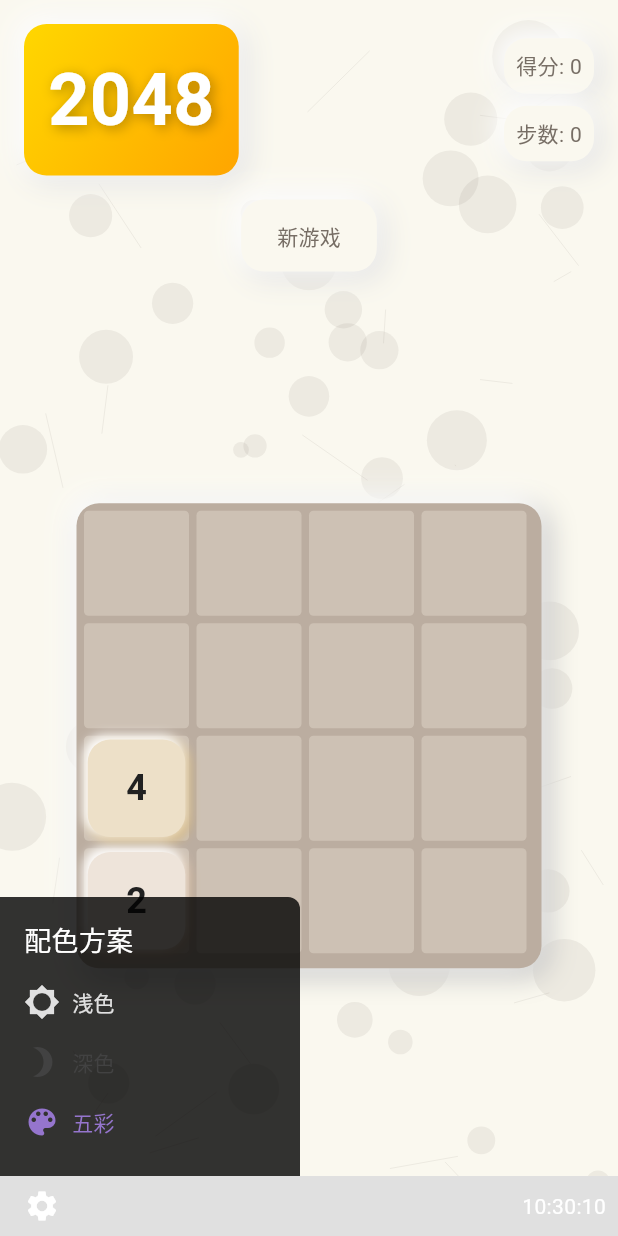
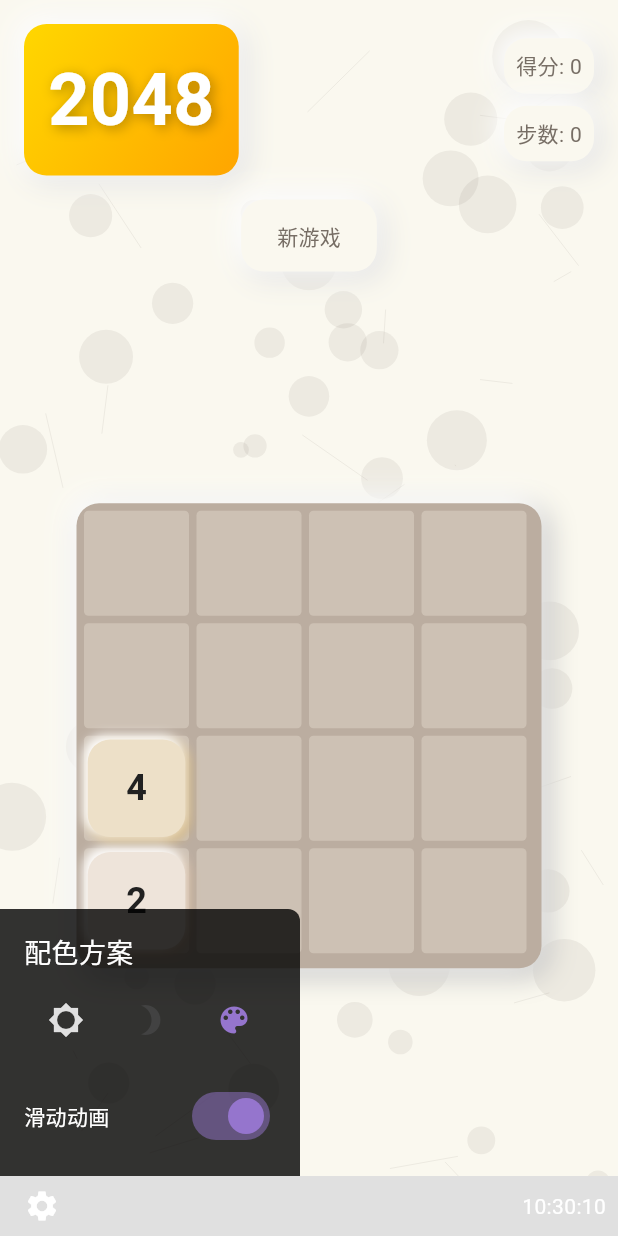
Before and after one commit to AiGenApps/2048, a Flutter app: the screen it shows after launch, after a tap on "新游戏", after a tap on the "settings" icon, on a phone screen of 412 x 824 dp. Run offline on Flutter 3.47's test engine with Material 3 defaults, Android fonts, the phone set to English and light mode, and no system bars.

Commit message:
调整项目性能

```diff
--- /dev/null
+++ b/lib/color_scheme_menu.dart
@@ -0,0 +1,130 @@
+import 'package:flutter/material.dart';
+import 'game_page.dart'; // 导入 CustomColorScheme
+
+class SettingMenu extends StatelessWidget {
+  final Function(CustomColorScheme) onColorSchemeChanged;
+  final CustomColorScheme currentColorScheme;
+  final bool isAnimationEnabled;
+  final Function(bool) onAnimationToggled;
+  final VoidCallback onClose; // 新增关闭回调
+
+  const SettingMenu({
+    super.key,
+    required this.onColorSchemeChanged,
+    required this.currentColorScheme,
+    required this.isAnimationEnabled,
+    required this.onAnimationToggled,
+    required this.onClose, // 新增参数
+  });
+
+  @override
+  Widget build(BuildContext context) {
+    return Stack(
+      children: [
+        // 添加一个全屏的透明GestureDetector
+        Positioned.fill(
+          child: GestureDetector(
+            onTap: onClose,
+            child: Container(
+              color: Colors.transparent,
+            ),
+          ),
+        ),
+        // 原有的SettingMenu
+        Positioned(
+          left: 0,
+          bottom: 40,
+          child: Container(
+            width: 200,
+            padding: EdgeInsets.all(16),
+            decoration: BoxDecoration(
+              color: Colors.black.withOpacity(0.8),
+              borderRadius: BorderRadius.only(
+                topRight: Radius.circular(8),
+              ),
+            ),
+            child: Column(
+              crossAxisAlignment: CrossAxisAlignment.start,
+              mainAxisSize: MainAxisSize.min,
+              children: [
+                Text(
+                  '配色方案',
+                  style: TextStyle(color: Colors.white, fontSize: 18),
+                ),
+                SizedBox(height: 8),
+                Row(
+                  mainAxisAlignment: MainAxisAlignment.spaceAround,
+                  children: [
+                    IconButton(
+                      icon: Icon(Icons.brightness_5, color: Colors.grey[300]),
+                      onPressed: () =>
+                          onColorSchemeChanged(CustomColorScheme.light),
+                    ),
+                    IconButton(
+                      icon: Icon(Icons.brightness_3, color: Colors.grey[800]),
+                      onPressed: () =>
+                          onColorSchemeChanged(CustomColorScheme.dark),
+                    ),
+                    IconButton(
+                      icon:
+                          Icon(Icons.color_lens, color: Colors.deepPurple[300]),
+                      onPressed: () =>
+                          onColorSchemeChanged(CustomColorScheme.colorful),
+                    ),
+                  ],
+                ),
+                SizedBox(height: 16),
+                Row(
+                  mainAxisAlignment: MainAxisAlignment.spaceBetween,
+                  children: [
+                    Text(
+                      '滑动动画',
+                      style: TextStyle(color: Colors.white),
+                    ),
+                    Switch(
+                      value: isAnimationEnabled,
+                      onChanged: onAnimationToggled,
+                      activeColor: Colors.deepPurple[300],
+                    ),
+                  ],
+                ),
+              ],
+            ),
+          ),
+        ),
+      ],
+    );
+  }
+}
+
+class StartMenuItem extends StatelessWidget {
+  final IconData icon;
+  final String label;
+  final VoidCallback onTap;
+  final Color color;
+
+  const StartMenuItem({
+    Key? key,
+    required this.icon,
+    required this.label,
+    required this.onTap,
+    required this.color,
+  }) : super(key: key);
+
+  @override
+  Widget build(BuildContext context) {
+    return InkWell(
+      onTap: onTap,
+      child: Padding(
+        padding: const EdgeInsets.symmetric(vertical: 8.0),
+        child: Row(
+          children: [
+            Icon(icon, color: color),
+            SizedBox(width: 8),
+            Text(label, style: TextStyle(color: color)),
+          ],
+        ),
+      ),
+    );
+  }
+}
--- a/lib/game_page.dart
+++ b/lib/game_page.dart
@@ -4,6 +4,7 @@ import 'tile.dart';
 import 'animated_tile.dart';
 import 'game_logic.dart';
 import 'background_painter.dart';
+import 'color_scheme_menu.dart';
 
 // 将 ColorScheme 重命名为 CustomColorScheme
 enum CustomColorScheme { light, dark, colorful }
@@ -25,6 +26,7 @@ class _GamePageState extends State<GamePage> with TickerProviderStateMixin {
   CustomColorScheme currentColorScheme = CustomColorScheme.light;
 
   bool isStartMenuOpen = false;
+  bool isAnimationEnabled = true;
 
   void toggleStartMenu() {
     setState(() {
@@ -78,8 +80,10 @@ class _GamePageState extends State<GamePage> with TickerProviderStateMixin {
         oldScore != gameLogic.score || !_tilesEqual(oldTiles, newTiles);
 
     if (changed) {
-      gameLogic.addNewTile(); // 添加这一行来生成新的方块
-      _controller.forward(from: 0.0);
+      gameLogic.addNewTile();
+      if (isAnimationEnabled) {
+        _controller.forward(from: 0.0);
+      }
       setState(() {});
 
       if (gameLogic.isGameOver() && !isGameOverDialogShowing) {
@@ -131,6 +135,13 @@ class _GamePageState extends State<GamePage> with TickerProviderStateMixin {
   void changeColorScheme(CustomColorScheme scheme) {
     setState(() {
       currentColorScheme = scheme;
+      closeStartMenu();
+    });
+  }
+
+  void toggleAnimation(bool value) {
+    setState(() {
+      isAnimationEnabled = value;
     });
   }
 
@@ -196,13 +207,13 @@ class _GamePageState extends State<GamePage> with TickerProviderStateMixin {
       boxShadow: [
         BoxShadow(
           color: shadowColor,
-          offset: Offset(4, 4),
+          offset: const Offset(4, 4),
           blurRadius: 15,
           spreadRadius: 1,
         ),
         BoxShadow(
           color: highlightColor,
-          offset: Offset(-4, -4),
+          offset: const Offset(-4, -4),
           blurRadius: 15,
           spreadRadius: 1,
         ),
@@ -217,13 +228,13 @@ class _GamePageState extends State<GamePage> with TickerProviderStateMixin {
       boxShadow: [
         BoxShadow(
           color: boardShadowColor,
-          offset: Offset(4, 4),
+          offset: const Offset(4, 4),
           blurRadius: 15,
           spreadRadius: 1,
         ),
         BoxShadow(
           color: boardHighlightColor,
-          offset: Offset(-4, -4),
+          offset: const Offset(-4, -4),
           blurRadius: 15,
           spreadRadius: 1,
         ),
@@ -323,7 +334,7 @@ class _GamePageState extends State<GamePage> with TickerProviderStateMixin {
               painter: BackgroundPainter(
                 color: currentColorScheme == CustomColorScheme.dark
                     ? Colors.white
-                    : Color(0xFF776E65),
+                    : const Color(0xFF776E65),
               ),
               size: Size.infinite,
             ),
@@ -338,11 +349,10 @@ class _GamePageState extends State<GamePage> with TickerProviderStateMixin {
                           mainAxisAlignment: MainAxisAlignment.spaceBetween,
                           children: [
                             Container(
-                              padding: EdgeInsets.all(16),
+                              padding: const EdgeInsets.all(16),
                               decoration: neumorphicDecoration.copyWith(
-                                color:
-                                    logoBackgroundColor, // 使用 logoBackgroundColor
-                                gradient: LinearGradient(
+                                color: logoBackgroundColor,
+                                gradient: const LinearGradient(
                                   begin: Alignment.topLeft,
                                   end: Alignment.bottomRight,
                                   colors: [
@@ -351,7 +361,7 @@ class _GamePageState extends State<GamePage> with TickerProviderStateMixin {
                                   ],
                                 ),
                               ),
-                              child: Text(
+                              child: const Text(
                                 '2048',
                                 style: TextStyle(
                                   fontSize: 48,
@@ -360,7 +370,7 @@ class _GamePageState extends State<GamePage> with TickerProviderStateMixin {
                                   shadows: [
                                     Shadow(
                                       blurRadius: 10.0,
-                                      color: Colors.black.withOpacity(0.3),
+                                      color: Color(0x4D000000),
                                       offset: Offset(2.0, 2.0),
                                     ),
                                   ],
@@ -371,27 +381,29 @@ class _GamePageState extends State<GamePage> with TickerProviderStateMixin {
                               crossAxisAlignment: CrossAxisAlignment.end,
                               children: [
                                 Container(
-                                  padding: EdgeInsets.all(8),
+                                  padding: const EdgeInsets.all(8),
                                   decoration: neumorphicDecoration,
                                   child: Text(
                                     '得分: ${gameLogic.score}',
-                                    style: TextStyle(color: Color(0xFF776E65)),
+                                    style: const TextStyle(
+                                        color: Color(0xFF776E65)),
                                   ),
                                 ),
-                                SizedBox(height: 8),
+                                const SizedBox(height: 8),
                                 Container(
-                                  padding: EdgeInsets.all(8),
+                                  padding: const EdgeInsets.all(8),
                                   decoration: neumorphicDecoration,
                                   child: Text(
                                     '步数: ${gameLogic.steps}',
-                                    style: TextStyle(color: Color(0xFF776E65)),
+                                    style: const TextStyle(
+                                        color: Color(0xFF776E65)),
                                   ),
                                 ),
                               ],
                             ),
                           ],
                         ),
-                        SizedBox(height: 16),
+                        const SizedBox(height: 16),
                         Container(
                           decoration: neumorphicDecoration,
                           child: ElevatedButton(
@@ -402,15 +414,15 @@ class _GamePageState extends State<GamePage> with TickerProviderStateMixin {
                                 gameLogic.addNewTile();
                               });
                             },
-                            child: Text('新游戏'),
                             style: ElevatedButton.styleFrom(
                               backgroundColor: backgroundColor,
-                              foregroundColor: Color(0xFF776E65),
+                              foregroundColor: const Color(0xFF776E65),
                               elevation: 0,
                               shape: RoundedRectangleBorder(
                                 borderRadius: BorderRadius.circular(15),
                               ),
                             ),
+                            child: const Text('新游戏'),
                           ),
                         ),
                       ],
@@ -418,11 +430,11 @@ class _GamePageState extends State<GamePage> with TickerProviderStateMixin {
                   ),
                 ),
                 Expanded(
-                  child: RawKeyboardListener(
+                  child: KeyboardListener(
                     focusNode: _focusNode,
                     autofocus: true,
-                    onKey: (RawKeyEvent event) {
-                      if (event is RawKeyDownEvent) {
+                    onKeyEvent: (KeyEvent event) {
+                      if (event is KeyDownEvent) {
                         switch (event.logicalKey) {
                           case LogicalKeyboardKey.arrowLeft:
                           case LogicalKeyboardKey.keyA:
@@ -447,7 +459,7 @@ class _GamePageState extends State<GamePage> with TickerProviderStateMixin {
                       child: Container(
                         width: 310,
                         height: 310,
-                        padding: EdgeInsets.all(5),
+                        padding: const EdgeInsets.all(5),
                         decoration: neumorphicBoardDecoration,
                         child: Center(
                           child: SizedBox(
@@ -503,12 +515,26 @@ class _GamePageState extends State<GamePage> with TickerProviderStateMixin {
               ],
             ),
             if (isStartMenuOpen)
-              StartMenu(
-                onColorSchemeChanged: (scheme) {
-                  changeColorScheme(scheme);
-                  closeStartMenu();
+              GestureDetector(
+                onTap: () {
+                  setState(() {
+                    isStartMenuOpen = false;
+                  });
                 },
-                currentColorScheme: currentColorScheme,
+                child: Container(
+                  color: Colors.transparent,
+                  child: SettingMenu(
+                    onColorSchemeChanged: changeColorScheme,
+                    currentColorScheme: currentColorScheme,
+                    isAnimationEnabled: isAnimationEnabled,
+                    onAnimationToggled: toggleAnimation,
+                    onClose: () {
+                      setState(() {
+                        isStartMenuOpen = false;
+                      });
+                    },
+                  ),
+                ),
               ),
           ],
         ),
@@ -535,11 +561,11 @@ class TaskBar extends StatelessWidget {
       child: Row(
         children: [
           Padding(
-            padding: EdgeInsets.only(left: 8),
+            padding: const EdgeInsets.only(left: 8),
             child: StartButton(onPressed: onStartButtonPressed),
           ),
-          Expanded(child: Container()),
-          Padding(
+          const Expanded(child: SizedBox()),
+          const Padding(
             padding: EdgeInsets.only(right: 8),
             child: Clock(),
           ),
@@ -559,8 +585,8 @@ class StartButton extends StatelessWidget {
     return GestureDetector(
       onTap: onPressed,
       child: Container(
-        padding: EdgeInsets.all(8),
-        child: Icon(
+        padding: const EdgeInsets.all(8),
+        child: const Icon(
           Icons.settings,
           color: Colors.white,
           size: 24,
@@ -576,106 +602,13 @@ class Clock extends StatelessWidget {
   @override
   Widget build(BuildContext context) {
     return StreamBuilder(
-      stream: Stream.periodic(Duration(seconds: 1)),
+      stream: Stream.periodic(const Duration(seconds: 1)),
       builder: (context, snapshot) {
         return Text(
           '${DateTime.now().hour.toString().padLeft(2, '0')}:${DateTime.now().minute.toString().padLeft(2, '0')}:${DateTime.now().second.toString().padLeft(2, '0')}',
-          style: TextStyle(color: Colors.white),
+          style: const TextStyle(color: Colors.white),
         );
       },
-    );
-  }
-}
-
-class StartMenu extends StatelessWidget {
-  final Function(CustomColorScheme) onColorSchemeChanged;
-  final CustomColorScheme currentColorScheme;
-
-  const StartMenu({
-    Key? key,
-    required this.onColorSchemeChanged,
-    required this.currentColorScheme,
-  }) : super(key: key);
-
-  @override
-  Widget build(BuildContext context) {
-    return Positioned(
-      left: 0,
-      bottom: 40,
-      child: GestureDetector(
-        onTap: () {},
-        child: Container(
-          width: 200,
-          padding: EdgeInsets.all(16),
-          decoration: BoxDecoration(
-            color: Colors.black.withOpacity(0.8),
-            borderRadius: BorderRadius.only(
-              topRight: Radius.circular(8),
-            ),
-          ),
-          child: Column(
-            crossAxisAlignment: CrossAxisAlignment.start,
-            mainAxisSize: MainAxisSize.min,
-            children: [
-              Text(
-                '配色方案',
-                style: TextStyle(color: Colors.white, fontSize: 18),
-              ),
-              SizedBox(height: 8),
-              StartMenuItem(
-                icon: Icons.brightness_5,
-                label: '浅色',
-                onTap: () => onColorSchemeChanged(CustomColorScheme.light),
-                color: Colors.grey[300]!,
-              ),
-              StartMenuItem(
-                icon: Icons.brightness_3,
-                label: '深色',
-                onTap: () => onColorSchemeChanged(CustomColorScheme.dark),
-                color: Colors.grey[800]!,
-              ),
-              StartMenuItem(
-                icon: Icons.color_lens,
-                label: '五彩',
-                onTap: () => onColorSchemeChanged(CustomColorScheme.colorful),
-                color: Colors.deepPurple[300]!,
-              ),
-            ],
-          ),
-        ),
-      ),
-    );
-  }
-}
-
-class StartMenuItem extends StatelessWidget {
-  final IconData icon;
-  final String label;
-  final VoidCallback onTap;
-  final Color color;
-
-  const StartMenuItem({
-    Key? key,
-    required this.icon,
-    required this.label,
-    required this.onTap,
-    required this.color,
-  }) : super(key: key);
-
-  @override
-  Widget build(BuildContext context) {
-    return InkWell(
-      onTap: onTap,
-      child: Padding(
-        padding: const EdgeInsets.symmetric(vertical: 8.0),
-        child: Row(
-          children: [
-            Icon(icon, color: color),
-            SizedBox(width: 8),
-            Text(label, style: TextStyle(color: color)),
-          ],
-        ),
-      ),
     );
   }
 }
```
